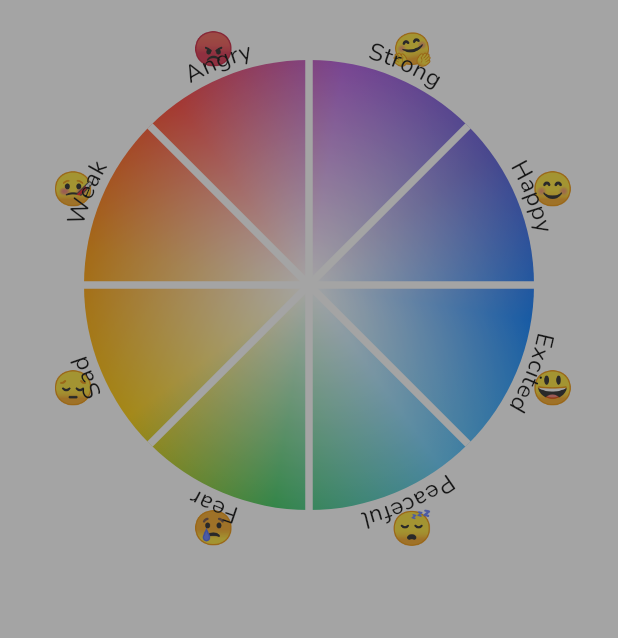
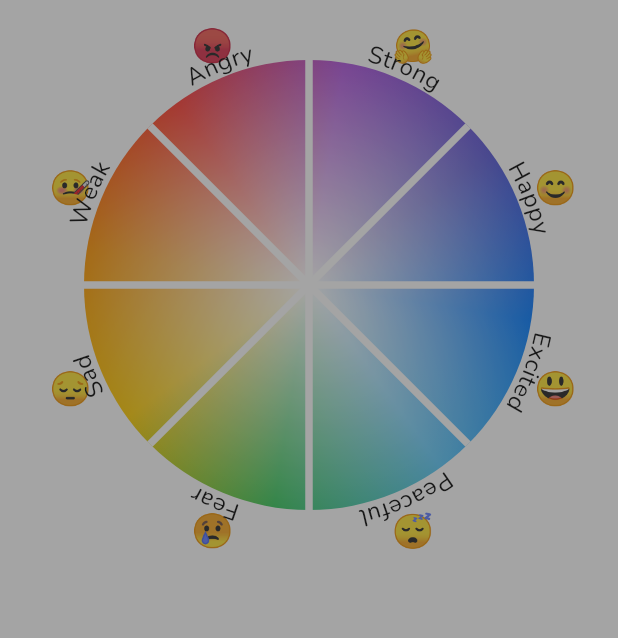
Before and after one commit to omparaday/goodness, a Flutter app: the screen it shows after launch, on a phone screen of 412 x 824 dp. Shown: the top 638 px of the screen. Run offline on Flutter 3.47's test engine with Material 2 defaults, Android fonts, the phone set to English and light mode, and no system bars; our stand-ins replace google_fonts, shared_preferences, sprintf; missing offline and left inert: shared_preferences_web; Roboto replaces fonts that are missing (EmojiOne).

Commit message:
Fix to remove text emoji overlap

```diff
--- a/lib/widgets/MoodCircle.dart
+++ b/lib/widgets/MoodCircle.dart
@@ -4,6 +4,7 @@ import 'package:goodness/main.dart';
 import 'package:sprintf/sprintf.dart';
 
 import '../home.dart';
+import '../home.dart' as home;
 import 'dart:math' as math;
 
 import '../l10n/Localizations.dart';
@@ -145,7 +146,7 @@ class MoodCircle extends StatelessWidget {
               left: getLeft(9*math.pi/8, smileySize.height, smileySize.width),
               child: getEmoji("🤗", context),
             ),
-            this.diameter != 300 ? SizedBox.shrink() : Positioned(
+            this.diameter != home.diameter ? SizedBox.shrink() : Positioned(
                 top: radius + inset,
                 left: radius + inset - 10,
                 child: Stack(children: <Widget>[
@@ -170,7 +171,7 @@ class MoodCircle extends StatelessWidget {
 
   ArcText buildArcText(BuildContext context, String emoji, double startAngle) {
     return ArcText(
-      radius: radius,
+      radius: radius - 2,
       text: getMoodNameForEmoji(emoji, context),
       textStyle: CupertinoTheme.of(context).textTheme.textStyle.copyWith(fontSize: SMALL_FONTSIZE),
       startAngle: startAngle,
@@ -240,11 +241,11 @@ class MoodCircle extends StatelessWidget {
   }
 
   getTop(double angle, double height) {
-    return inset + radius + (((diameter != 300 ? height/2 : height) + radius + 2) * math.cos(angle)) - height/2;
+    return inset + radius + (((diameter != home.diameter ? height/2 : height) + radius + 4) * math.cos(angle)) - height/2;
   }
 
   getLeft(double angle, double height, double width) {
-    return inset -10 + radius + (-((diameter != 300 ? height/2 : height) + radius + 2) * math.sin(angle)) - width/2;
+    return inset -10 + radius + (-((diameter != home.diameter ? height/2 : height) + radius + 4) * math.sin(angle)) - width/2;
   }
 }
 
```
